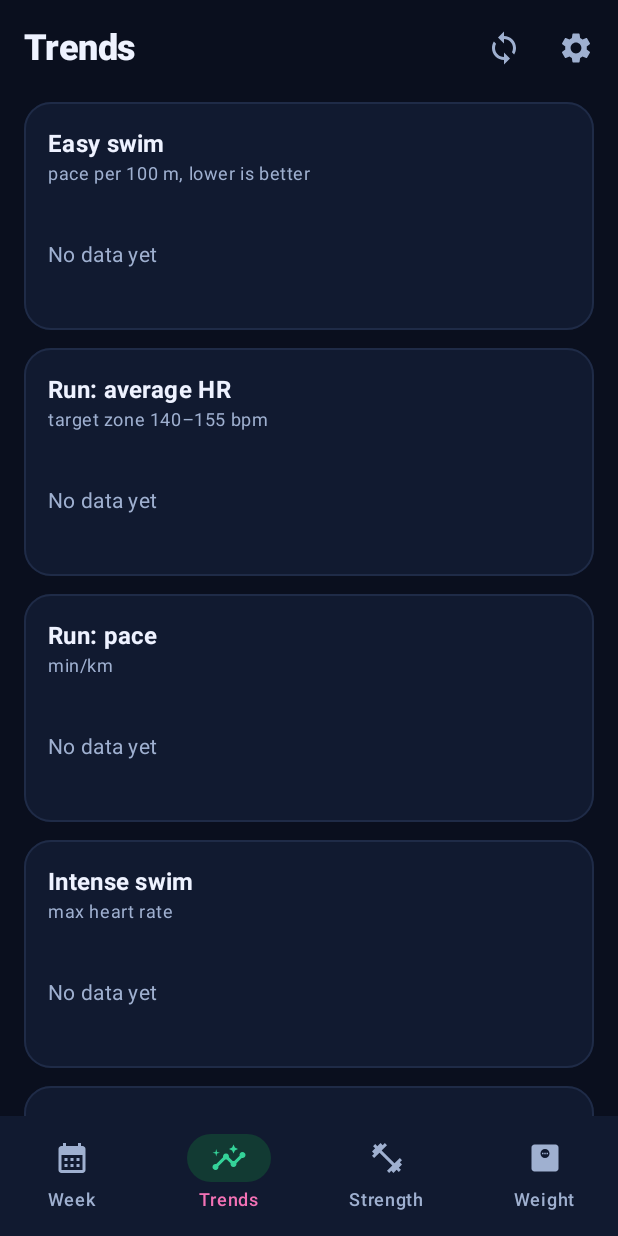
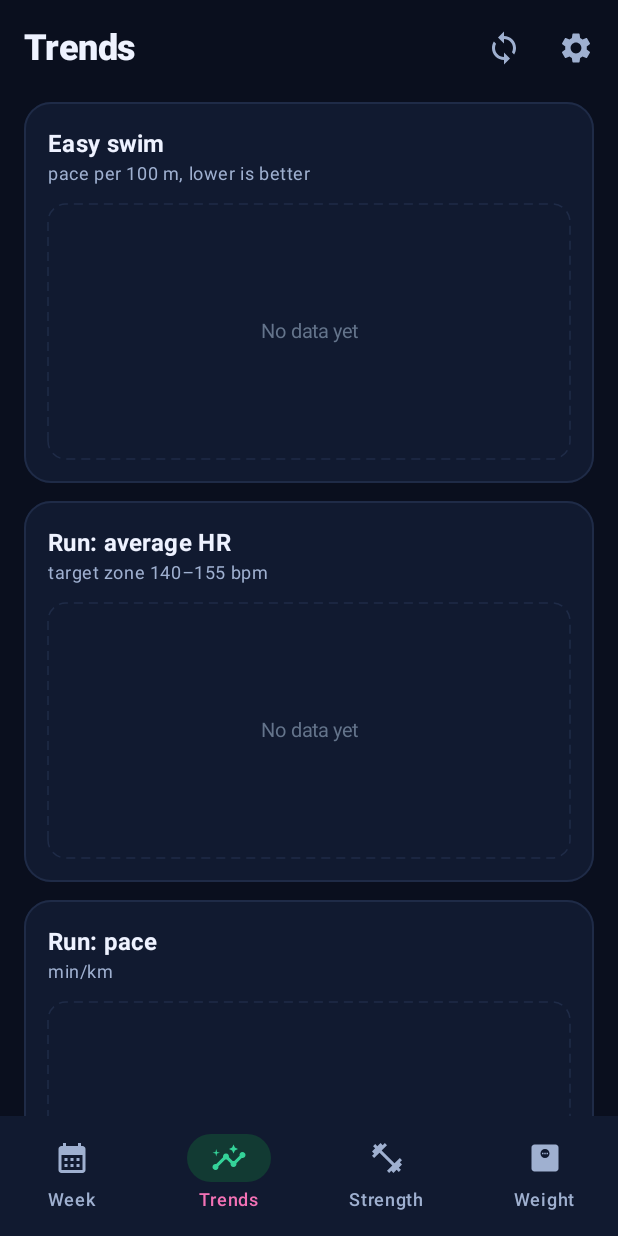
Before and after one commit to stefanruvceski/hive-poc, an Android app built with Jetpack Compose: the screen it shows after launch (MainActivity), item 2 of the bottom bar chosen, on a phone screen of 412 x 824 dp. Run offline under Robolectric (Android 15) with nearby library versions, the phone set to English and light mode, and no system bars; pictures from the network do not load.

Commit message:
Match Streakli styling; add GitHub secrets script
- Line chart ported to Streakli's TrendChart look: labelled grid, gradient
  area, small dots, dashed reference line, faint 9sp labels, dashed empty state
- Week strip: accent-highlighted today cell, opacity on the whole dot
- Section headings, icon tiles (rounded squares), list rows and the week
  navigator follow Streakli's TodayScreen styles
- scripts/set-github-secrets.sh stores the release keystore in
  STRIDE_KEYSTORE_BASE64 / STRIDE_KEYSTORE_PASSWORD; keystores are git-ignored

Co-Authored-By: Claude Opus 5.5 <noreply@anthropic.com>
Claude-Session: https://claude.ai/code/session_01MPkyLc5h1NqPaKuNHNmKVM

```diff
--- a/app/src/main/java/app/stride/ui/Components.kt
+++ b/app/src/main/java/app/stride/ui/Components.kt
@@ -35,9 +35,13 @@ import androidx.compose.material3.Text
 import androidx.compose.runtime.Composable
 import androidx.compose.ui.Alignment
 import androidx.compose.ui.Modifier
+import androidx.compose.ui.draw.alpha
 import androidx.compose.ui.draw.clip
+import androidx.compose.ui.draw.drawBehind
+import androidx.compose.ui.geometry.CornerRadius
 import androidx.compose.ui.geometry.Offset
 import androidx.compose.ui.geometry.Size
+import androidx.compose.ui.graphics.Brush
 import androidx.compose.ui.graphics.Color
 import androidx.compose.ui.graphics.Path
 import androidx.compose.ui.graphics.PathEffect
@@ -78,13 +82,28 @@ fun FCard(
     }
 }
 
+/** Section heading like Streakli's todTitle / sectionTitle: dim, 13sp, bold. */
+/** List row like Streakli's habit/day row: radius 16, 1dp border, elevated navy, 12dp padding. */
+@Composable
+fun RowCard(onClick: () -> Unit, modifier: Modifier = Modifier, content: @Composable RowScope.() -> Unit) {
+    Surface(
+        onClick = onClick,
+        modifier = modifier.fillMaxWidth(),
+        shape = RoundedCornerShape(16.dp),
+        color = StrideColors.Elev,
+        border = BorderStroke(1.dp, StrideColors.Border),
+    ) {
+        Row(Modifier.padding(12.dp), verticalAlignment = Alignment.CenterVertically, content = content)
+    }
+}
+
 @Composable
 fun SectionLabel(text: String, modifier: Modifier = Modifier) {
     Text(
-        text.uppercase(),
+        text,
         modifier = modifier,
-        style = TextStyle(fontSize = 11.sp, letterSpacing = 0.8.sp, fontWeight = FontWeight.SemiBold),
-        color = StrideColors.Faint,
+        style = TextStyle(fontSize = 13.sp, letterSpacing = 0.3.sp, fontWeight = FontWeight.Bold),
+        color = StrideColors.Dim,
     )
 }
 
@@ -132,10 +151,11 @@ fun kindIcon(kind: DayKind?): ImageVector = when (kind) {
     DayKind.REST, null -> Icons.Filled.Bedtime
 }
 
+/** Icon tile like Streakli's emojiBox: rounded square tinted with the color at ~13% alpha. */
 @Composable
-fun IconBubble(icon: ImageVector, tint: Color, size: Int = 40) {
+fun IconBubble(icon: ImageVector, tint: Color, size: Int = 44) {
     Box(
-        Modifier.size(size.dp).clip(CircleShape).background(tint.copy(alpha = 0.16f)),
+        Modifier.size(size.dp).clip(RoundedCornerShape(12.dp)).background(tint.copy(alpha = 0.13f)),
         contentAlignment = Alignment.Center,
     ) {
         Icon(icon, contentDescription = null, tint = tint, modifier = Modifier.size((size * 0.55f).dp))
@@ -194,6 +214,10 @@ fun ZoneBar(times: List<Double>) {
     }
 }
 
+/**
+ * Line chart in the style of Streakli's TrendChart: three labelled grid lines,
+ * gradient area under the line, small dots, dashed reference line, faint 9sp labels.
+ */
 @Composable
 fun LineChart(
     values: List<Double?>,
@@ -205,62 +229,84 @@ fun LineChart(
     refLine: Double? = null,
 ) {
     val measurer = rememberTextMeasurer()
-    val labelColor = MaterialTheme.colorScheme.onSurfaceVariant
-    val valueColor = MaterialTheme.colorScheme.onSurface
-    val grid = MaterialTheme.colorScheme.outlineVariant
-    val hole = MaterialTheme.colorScheme.surfaceContainer
     val pts = values.mapIndexedNotNull { i, v -> v?.let { i to it } }
     if (pts.isEmpty()) {
-        Text("No data yet", style = MaterialTheme.typography.bodyMedium, color = labelColor, modifier = Modifier.padding(vertical = 24.dp))
+        EmptyChart(modifier, 170)
         return
     }
-    Canvas(modifier.fillMaxWidth().height(150.dp)) {
+    Canvas(modifier.fillMaxWidth().height(170.dp)) {
         val all = pts.map { it.second } + listOfNotNull(refLine) + (band?.toList() ?: emptyList())
         var lo = all.min()
         var hi = all.max()
-        if (hi - lo < 1e-6) { lo -= 1; hi += 1 }
-        val pad = (hi - lo) * 0.18
+        if (hi - lo < 1e-9) { lo -= 1; hi += 1 }
+        val pad = (hi - lo) * 0.12
         lo -= pad; hi += pad
-        val top = 18.dp.toPx()
-        val bottom = size.height - 20.dp.toPx()
-        val sidePad = 10.dp.toPx()
+        val padL = 34.dp.toPx()
+        val padR = 10.dp.toPx()
+        val top = 12.dp.toPx()
+        val bottom = size.height - 22.dp.toPx()
         val n = values.size
-        fun x(i: Int): Float = if (n <= 1) size.width / 2 else sidePad + (size.width - 2 * sidePad) * i / (n - 1)
+        fun x(i: Int): Float = if (n <= 1) padL + (size.width - padL - padR) / 2 else padL + (size.width - padL - padR) * i / (n - 1)
         fun y(v: Double): Float = (bottom - (bottom - top) * ((v - lo) / (hi - lo))).toFloat()
+        val tickStyle = TextStyle(fontSize = 9.sp, color = StrideColors.Faint)
 
         band?.let { (a, b) ->
-            drawRect(color.copy(alpha = 0.10f), topLeft = Offset(0f, y(b)), size = Size(size.width, y(a) - y(b)))
+            drawRect(color.copy(alpha = 0.10f), topLeft = Offset(padL, y(b)), size = Size(size.width - padL - padR, y(a) - y(b)))
         }
-        for (k in 0..2) {
-            val yy = top + (bottom - top) * k / 2
-            drawLine(grid, Offset(0f, yy), Offset(size.width, yy), strokeWidth = 1f)
+        listOf(hi - pad, (hi + lo) / 2, lo + pad).forEach { t ->
+            drawLine(StrideColors.Border, Offset(padL, y(t)), Offset(size.width - padR, y(t)), strokeWidth = 1.dp.toPx())
+            val l = measurer.measure(format(t), tickStyle)
+            drawText(l, topLeft = Offset((padL - 6.dp.toPx() - l.size.width).coerceAtLeast(0f), y(t) - l.size.height / 2f))
         }
         refLine?.let {
-            drawLine(color.copy(alpha = 0.7f), Offset(0f, y(it)), Offset(size.width, y(it)), strokeWidth = 2f, pathEffect = PathEffect.dashPathEffect(floatArrayOf(12f, 10f)))
+            drawLine(
+                StrideColors.Dim, Offset(padL, y(it)), Offset(size.width - padR, y(it)),
+                strokeWidth = 1.dp.toPx(), pathEffect = PathEffect.dashPathEffect(floatArrayOf(4.dp.toPx(), 4.dp.toPx())),
+            )
         }
         if (pts.size > 1) {
-            val path = Path()
-            pts.forEachIndexed { j, (i, v) -> if (j == 0) path.moveTo(x(i), y(v)) else path.lineTo(x(i), y(v)) }
-            drawPath(path, color, style = Stroke(width = 3.dp.toPx(), cap = StrokeCap.Round, join = StrokeJoin.Round))
+            val line = Path()
+            pts.forEachIndexed { j, (i, v) -> if (j == 0) line.moveTo(x(i), y(v)) else line.lineTo(x(i), y(v)) }
+            val area = Path().apply {
+                addPath(line)
+                lineTo(x(pts.last().first), bottom)
+                lineTo(x(pts.first().first), bottom)
+                close()
+            }
+            drawPath(area, Brush.verticalGradient(listOf(color.copy(alpha = 0.28f), color.copy(alpha = 0f)), startY = top, endY = bottom))
+            drawPath(line, color, style = Stroke(width = 2.2.dp.toPx(), cap = StrokeCap.Round, join = StrokeJoin.Round))
         }
-        pts.forEach { (i, v) ->
-            drawCircle(color, 4.5.dp.toPx(), Offset(x(i), y(v)))
-            drawCircle(hole, 2.dp.toPx(), Offset(x(i), y(v)))
-        }
-        val (li, lv) = pts.last()
-        val vl = measurer.measure(format(lv), TextStyle(fontSize = 12.sp, fontWeight = FontWeight.Bold, color = valueColor))
-        val vx = (x(li) - vl.size.width / 2f).coerceIn(0f, size.width - vl.size.width)
-        val vy = (y(lv) - vl.size.height - 6.dp.toPx()).coerceAtLeast(0f)
-        drawText(vl, topLeft = Offset(vx, vy))
+        pts.forEach { (i, v) -> drawCircle(color, 2.6.dp.toPx(), Offset(x(i), y(v))) }
 
         val idx = if (n <= 3) (0 until n).toList() else listOf(0, n / 2, n - 1)
         idx.forEach { i ->
             val text = labels.getOrNull(i) ?: return@forEach
             if (text.isEmpty()) return@forEach
-            val l = measurer.measure(text, TextStyle(fontSize = 10.sp, color = labelColor))
-            val lx = (x(i) - l.size.width / 2f).coerceIn(0f, size.width - l.size.width)
+            val l = measurer.measure(text, tickStyle)
+            val lx = when {
+                n > 1 && i == 0 -> x(i)
+                n > 1 && i == n - 1 -> x(i) - l.size.width
+                else -> x(i) - l.size.width / 2f
+            }.coerceIn(0f, size.width - l.size.width)
             drawText(l, topLeft = Offset(lx, size.height - l.size.height))
         }
+    }
+}
+
+/** Placeholder like Streakli's empty chart: dashed outline, faint text. */
+@Composable
+private fun EmptyChart(modifier: Modifier, heightDp: Int) {
+    Box(
+        modifier.fillMaxWidth().height(heightDp.dp).drawBehind {
+            drawRoundRect(
+                StrideColors.Border,
+                cornerRadius = CornerRadius(12.dp.toPx()),
+                style = Stroke(width = 1.dp.toPx(), pathEffect = PathEffect.dashPathEffect(floatArrayOf(6.dp.toPx(), 4.dp.toPx()))),
+            )
+        },
+        contentAlignment = Alignment.Center,
+    ) {
+        Text("No data yet", style = TextStyle(fontSize = 13.sp), color = StrideColors.Faint)
     }
 }
 
@@ -274,11 +320,13 @@ fun BarChart(
     maxValue: Double? = null,
 ) {
     val measurer = rememberTextMeasurer()
-    val labelColor = MaterialTheme.colorScheme.onSurfaceVariant
-    val empty = MaterialTheme.colorScheme.surfaceContainerHighest
+    if (values.all { it == null || it <= 0.0 }) {
+        EmptyChart(modifier, 140)
+        return
+    }
+    val empty = StrideColors.Elev2
     Canvas(modifier.fillMaxWidth().height(140.dp)) {
         val n = values.size
-        if (n == 0) return@Canvas
         val hi = maxValue ?: (values.filterNotNull().maxOrNull()?.takeIf { it > 0 } ?: 1.0)
         val top = 16.dp.toPx()
         val bottom = size.height - 18.dp.toPx()
@@ -287,18 +335,18 @@ fun BarChart(
         values.forEachIndexed { i, v ->
             val cx = slot * i + slot / 2
             val h = if (v == null) 0f else ((bottom - top) * (v / hi).coerceIn(0.0, 1.0)).toFloat()
-            drawRoundRect(empty, topLeft = Offset(cx - bw / 2, top), size = Size(bw, bottom - top), cornerRadius = androidx.compose.ui.geometry.CornerRadius(6.dp.toPx()))
+            drawRoundRect(empty, topLeft = Offset(cx - bw / 2, top), size = Size(bw, bottom - top), cornerRadius = CornerRadius(6.dp.toPx()))
             if (h > 0) {
                 val c = if (i == n - 1) color else color.copy(alpha = 0.55f)
-                drawRoundRect(c, topLeft = Offset(cx - bw / 2, bottom - h), size = Size(bw, h), cornerRadius = androidx.compose.ui.geometry.CornerRadius(6.dp.toPx()))
+                drawRoundRect(c, topLeft = Offset(cx - bw / 2, bottom - h), size = Size(bw, h), cornerRadius = CornerRadius(6.dp.toPx()))
             }
             if (i == n - 1 && v != null) {
-                val l = measurer.measure(format(v), TextStyle(fontSize = 11.sp, fontWeight = FontWeight.Bold, color = labelColor))
+                val l = measurer.measure(format(v), TextStyle(fontSize = 11.sp, fontWeight = FontWeight.Bold, color = StrideColors.Text))
                 drawText(l, topLeft = Offset((cx - l.size.width / 2f).coerceIn(0f, size.width - l.size.width), 0f))
             }
             val lab = labels.getOrNull(i).orEmpty()
             if (lab.isNotEmpty() && (n <= 8 || i % 2 == 0)) {
-                val l = measurer.measure(lab, TextStyle(fontSize = 10.sp, color = labelColor))
+                val l = measurer.measure(lab, TextStyle(fontSize = 9.sp, color = StrideColors.Faint))
                 drawText(l, topLeft = Offset((cx - l.size.width / 2f).coerceIn(0f, size.width - l.size.width), size.height - l.size.height))
             }
         }
@@ -333,18 +381,18 @@ fun WeekStrip(
     onSelect: (java.time.LocalDate) -> Unit,
 ) {
     val labels = listOf("Mo", "Tu", "We", "Th", "Fr", "Sa", "Su")
+    val cellShape = RoundedCornerShape(12.dp)
     Row(Modifier.fillMaxWidth(), horizontalArrangement = Arrangement.spacedBy(4.dp)) {
         days.forEachIndexed { i, d ->
             val p = fill(d).coerceIn(0f, 1f)
             val isToday = d == today
             val future = d.isAfter(today)
-            val c = dotColor(d)
             Column(
                 Modifier
                     .weight(1f)
-                    .clip(RoundedCornerShape(12.dp))
-                    .border(1.dp, if (isToday) c.copy(alpha = 0.6f) else Color.Transparent, RoundedCornerShape(12.dp))
-                    .background(if (isToday) c.copy(alpha = 0.10f) else Color.Transparent)
+                    .clip(cellShape)
+                    .border(1.dp, if (isToday) StrideColors.Accent else Color.Transparent, cellShape)
+                    .background(if (isToday) StrideColors.Accent.copy(alpha = 0.10f) else Color.Transparent)
                     .clickable { onSelect(d) }
                     .padding(vertical = 6.dp),
                 horizontalAlignment = Alignment.CenterHorizontally,
@@ -354,9 +402,10 @@ fun WeekStrip(
                 Box(
                     Modifier
                         .size(30.dp)
+                        .alpha(if (p > 0f) 0.35f + p * 0.65f else if (future) 0.5f else 1f)
                         .clip(CircleShape)
-                        .background(if (p > 0f) c.copy(alpha = 0.35f + p * 0.65f) else StrideColors.Elev2.copy(alpha = if (future) 0.5f else 1f))
-                        .border(if (isToday) 1.dp else 0.dp, if (isToday) c else Color.Transparent, CircleShape),
+                        .background(if (p > 0f) dotColor(d) else StrideColors.Elev2)
+                        .border(if (isToday) 1.dp else 0.dp, if (isToday) StrideColors.Accent else Color.Transparent, CircleShape),
                     contentAlignment = Alignment.Center,
                 ) {
                     Text(
--- a/app/src/main/java/app/stride/ui/screens/Strength.kt
+++ b/app/src/main/java/app/stride/ui/screens/Strength.kt
@@ -61,6 +61,7 @@ import app.stride.model.StrengthSession
 import app.stride.ui.AppViewModel
 import app.stride.ui.FCard
 import app.stride.ui.IconBubble
+import app.stride.ui.RowCard
 import app.stride.ui.SectionLabel
 import app.stride.ui.kindIcon
 import app.stride.ui.theme.StrideColors
@@ -136,8 +137,7 @@ fun StrengthTab(
             }
             items(sessions, key = { it.id }) { s ->
                 val d = LocalDate.parse(s.date)
-                FCard(onClick = { onOpen(s) }) {
-                    Row(verticalAlignment = Alignment.CenterVertically) {
+                RowCard(onClick = { onOpen(s) }) {
                     IconBubble(kindIcon(s.kind), MaterialTheme.colorScheme.primary)
                     Spacer(Modifier.width(12.dp))
                     Column(Modifier.weight(1f)) {
@@ -150,7 +150,6 @@ fun StrengthTab(
                         )
                     }
                     if (s.sauna) Icon(Icons.Filled.HotTub, "Sauna", tint = MaterialTheme.colorScheme.primary)
-                    }
                 }
             }
         }
--- a/app/src/main/java/app/stride/ui/screens/WeekTab.kt
+++ b/app/src/main/java/app/stride/ui/screens/WeekTab.kt
@@ -1,5 +1,13 @@
 package app.stride.ui.screens
 
+import androidx.compose.foundation.BorderStroke
+import androidx.compose.foundation.layout.Box
+import androidx.compose.foundation.shape.RoundedCornerShape
+import androidx.compose.material3.Surface
+import androidx.compose.ui.graphics.vector.ImageVector
+import androidx.compose.ui.text.TextStyle
+import androidx.compose.ui.text.font.FontWeight
+import app.stride.ui.RowCard
 import androidx.compose.foundation.layout.Arrangement
 import androidx.compose.foundation.layout.Column
 import androidx.compose.foundation.layout.PaddingValues
@@ -23,7 +31,6 @@ import androidx.compose.material.icons.filled.RadioButtonUnchecked
 import androidx.compose.material.icons.filled.Schedule
 import androidx.compose.material3.Button
 import androidx.compose.material3.Icon
-import androidx.compose.material3.IconButton
 import androidx.compose.material3.MaterialTheme
 import androidx.compose.material3.Text
 import androidx.compose.runtime.Composable
@@ -52,7 +59,6 @@ import app.stride.ui.StatGrid
 import app.stride.ui.kindIcon
 import app.stride.ui.levelColor
 import app.stride.ui.theme.StrideColors
-import app.stride.ui.theme.NumberStyle
 import java.time.LocalDate
 import java.util.Locale
 import kotlin.math.roundToInt
@@ -83,25 +89,22 @@ fun WeekTab(
             item { ConnectCard(onSettings) }
         }
         item {
+            // Header like Streakli's day navigator: bordered square buttons, faint kicker, 18sp title.
             Row(Modifier.fillMaxWidth(), verticalAlignment = Alignment.CenterVertically) {
-                IconButton(onClick = { onWeekOffset(weekOffset - 1) }) {
-                    Icon(Icons.AutoMirrored.Filled.KeyboardArrowLeft, "Previous week")
-                }
+                NavButton(Icons.AutoMirrored.Filled.KeyboardArrowLeft, "Previous week") { onWeekOffset(weekOffset - 1) }
                 Column(Modifier.weight(1f), horizontalAlignment = Alignment.CenterHorizontally) {
-                    Text(weekRange(monday), style = MaterialTheme.typography.titleMedium)
                     Text(
                         when (weekOffset) {
-                            0 -> "This week"
-                            -1 -> "Last week"
-                            else -> "${-weekOffset} weeks ago"
+                            0 -> "THIS WEEK"
+                            -1 -> "LAST WEEK"
+                            else -> "${-weekOffset} WEEKS AGO"
                         },
-                        style = MaterialTheme.typography.bodySmall,
-                        color = MaterialTheme.colorScheme.onSurfaceVariant,
+                        style = TextStyle(fontSize = 11.sp, letterSpacing = 0.5.sp),
+                        color = StrideColors.Faint,
                     )
+                    Text(weekRange(monday), style = TextStyle(fontSize = 18.sp, fontWeight = FontWeight.Bold), color = StrideColors.Text)
                 }
-                IconButton(onClick = { onWeekOffset(weekOffset + 1) }, enabled = weekOffset < 0) {
-                    Icon(Icons.AutoMirrored.Filled.KeyboardArrowRight, "Next week")
-                }
+                NavButton(Icons.AutoMirrored.Filled.KeyboardArrowRight, "Next week", enabled = weekOffset < 0) { onWeekOffset(weekOffset + 1) }
             }
         }
         item { SummaryCard(week, today, onDay) }
@@ -120,6 +123,22 @@ fun WeekTab(
                     }
                 }
             }
+        }
+    }
+}
+
+@Composable
+private fun NavButton(icon: ImageVector, description: String, enabled: Boolean = true, onClick: () -> Unit) {
+    Surface(
+        onClick = onClick,
+        enabled = enabled,
+        modifier = Modifier.size(42.dp),
+        shape = RoundedCornerShape(12.dp),
+        color = StrideColors.Elev,
+        border = BorderStroke(1.dp, StrideColors.Border),
+    ) {
+        Box(contentAlignment = Alignment.Center) {
+            Icon(icon, description, tint = if (enabled) StrideColors.Text else StrideColors.Faint.copy(alpha = 0.5f))
         }
     }
 }
@@ -154,12 +173,12 @@ private fun SummaryCard(week: WeekResult, today: LocalDate, onDay: (LocalDate) -
             Spacer(Modifier.width(16.dp))
             Column {
                 Row(verticalAlignment = Alignment.Bottom) {
-                    Text("${s.done}", style = NumberStyle.copy(fontSize = 34.sp), color = StrideColors.Text)
-                    Text(" / ${s.planned}", style = MaterialTheme.typography.titleMedium, color = StrideColors.Dim, modifier = Modifier.padding(bottom = 5.dp))
+                    Text("${s.done}", style = TextStyle(fontSize = 24.sp, fontWeight = FontWeight.ExtraBold), color = StrideColors.Text)
+                    Text(" / ${s.planned}", style = TextStyle(fontSize = 18.sp), color = StrideColors.Faint, modifier = Modifier.padding(bottom = 2.dp))
                 }
-                Text("workouts done this week", style = MaterialTheme.typography.bodySmall, color = StrideColors.Faint)
+                Text("workouts done this week", style = TextStyle(fontSize = 13.sp), color = StrideColors.Dim)
                 if (s.saunasPlanned > 0) {
-                    Text("Sauna ${s.saunas}/${s.saunasPlanned}", style = MaterialTheme.typography.bodySmall, color = StrideColors.Accent2)
+                    Text("Sauna ${s.saunas}/${s.saunasPlanned}", style = TextStyle(fontSize = 13.sp), color = StrideColors.Accent2)
                 }
             }
         }
@@ -212,8 +231,7 @@ private fun DayRow(d: DayResult, isToday: Boolean, onClick: () -> Unit) {
         DayStatus.UPCOMING -> d.plan?.time ?: ""
         DayStatus.REST -> d.verdict?.headline ?: "Rest"
     }
-    FCard(onClick = onClick) {
-        Row(verticalAlignment = Alignment.CenterVertically) {
+    RowCard(onClick = onClick) {
             IconBubble(kindIcon(d.plan?.kind), if (d.status == DayStatus.UPCOMING) muted else color)
             Spacer(Modifier.width(12.dp))
             Column(Modifier.weight(1f)) {
@@ -222,7 +240,7 @@ private fun DayRow(d: DayResult, isToday: Boolean, onClick: () -> Unit) {
                     style = MaterialTheme.typography.labelMedium,
                     color = if (isToday) primary else muted,
                 )
-                Text(d.plan?.title ?: "No plan", style = MaterialTheme.typography.titleMedium, maxLines = 1)
+                Text(d.plan?.title ?: "No plan", style = TextStyle(fontSize = 16.sp, fontWeight = FontWeight.Bold), color = StrideColors.Text, maxLines = 1)
                 Text(subtitle, style = MaterialTheme.typography.bodySmall, color = muted, maxLines = 1)
             }
             Spacer(Modifier.width(8.dp))
@@ -233,6 +251,5 @@ private fun DayRow(d: DayResult, isToday: Boolean, onClick: () -> Unit) {
                 DayStatus.UPCOMING, DayStatus.REST -> Icons.Filled.RadioButtonUnchecked
             }
             Icon(statusIcon, null, tint = color, modifier = Modifier.size(22.dp))
-        }
     }
 }
```
Also changed, not shown: 1 other file. Lines whose indentation alone changed are shown as unchanged.
